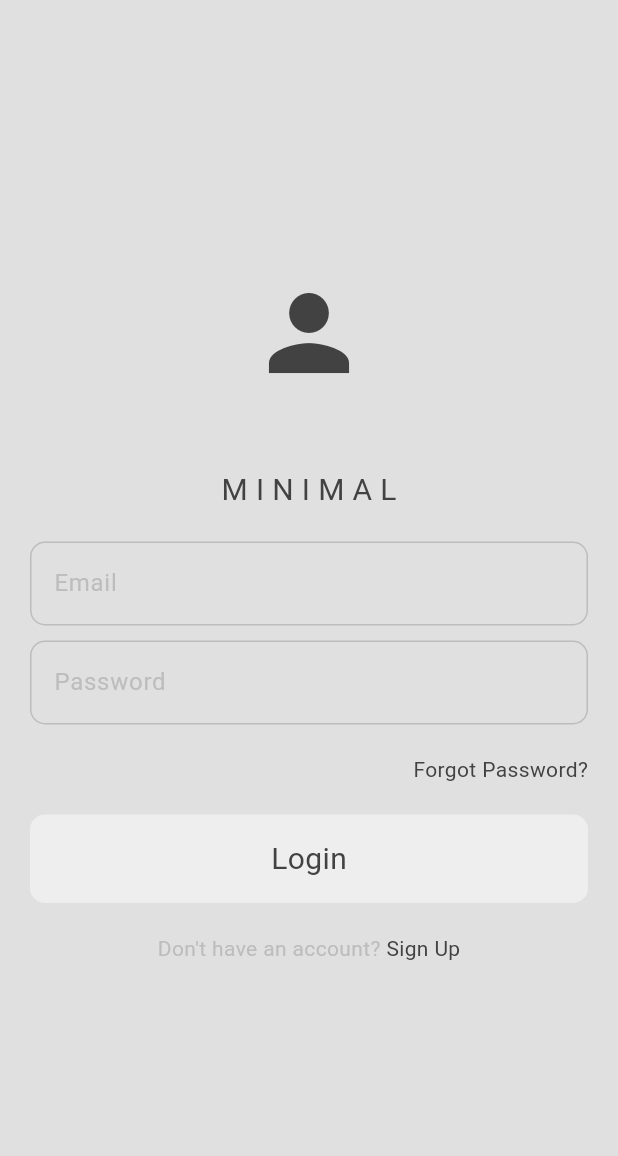
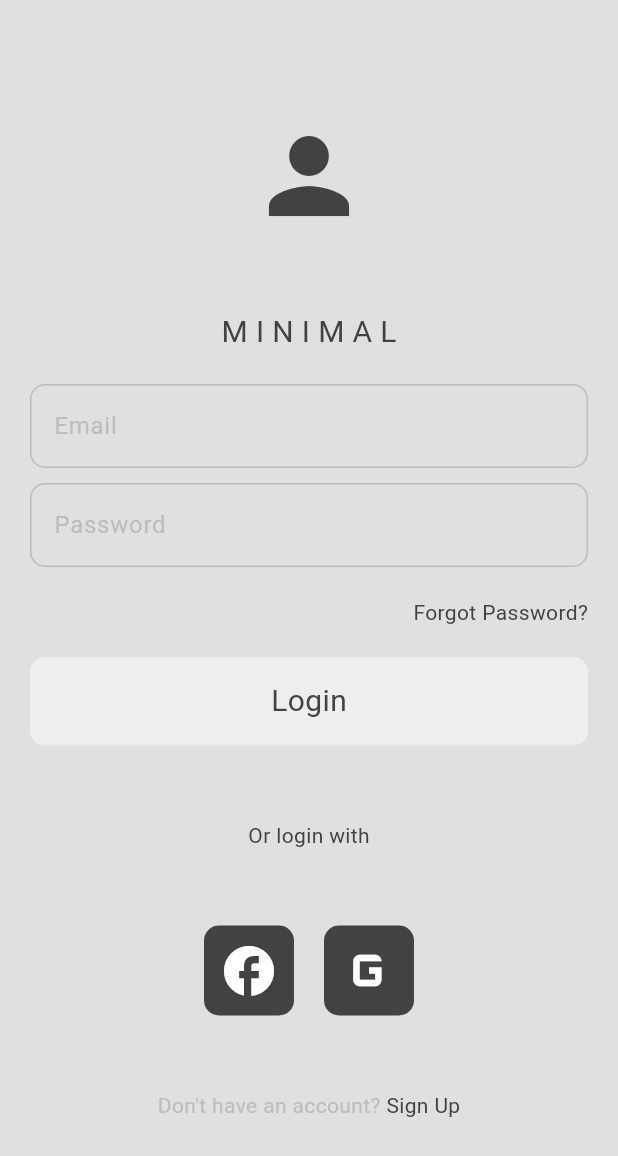
Before and after one commit to thanhNgan13/Minimal-Social-Media-App, a Flutter app: the screen it shows after launch, on a phone screen of 412 x 824 dp. Shown: the top 1156 px of the screen. Run offline on Flutter 3.47's test engine with Material 3 defaults, Android fonts, the phone set to English and light mode, and no system bars; our stand-ins replace firebase_auth, firebase_core, google_sign_in; accounts and stored records are empty.

Commit message:
Login with google

```diff
--- a/lib/main.dart
+++ b/lib/main.dart
@@ -1,7 +1,6 @@
 import 'package:firebase_core/firebase_core.dart';
 import 'package:flutter/material.dart';
 import 'package:minimal_social_media_app/auth/auth.dart';
-import 'package:minimal_social_media_app/auth/login_or_register.dart';
 import 'package:minimal_social_media_app/theme/light_mode.dart';
 
 void main() async {
@@ -25,7 +24,7 @@ class MyApp extends StatelessWidget {
       debugShowCheckedModeBanner: false,
       theme: lightMode,
       // darkTheme: darkMode,
-      home: AuthPage(),
+      home: const AuthPage(),
     );
   }
 }
--- a/lib/pages/login.dart
+++ b/lib/pages/login.dart
@@ -1,10 +1,10 @@
-import 'dart:ffi';
-
 import 'package:firebase_auth/firebase_auth.dart';
 import 'package:flutter/material.dart';
 import 'package:minimal_social_media_app/components/my_button.dart';
 import 'package:minimal_social_media_app/components/my_textfield.dart';
+import 'package:minimal_social_media_app/controllers/user_controller.dart';
 import 'package:minimal_social_media_app/helper/helper_function.dart';
+import 'package:minimal_social_media_app/pages/home.dart';
 
 class LoginPage extends StatefulWidget {
   // sự kiện khi nhấn nút đăng ki
@@ -31,7 +31,6 @@ class _LoginPageState extends State<LoginPage> {
       await FirebaseAuth.instance.signInWithEmailAndPassword(
           email: widget.emailcontroller.text,
           password: widget.passwordcontroller.text);
-
       if (context.mounted) Navigator.pop(context);
     } on FirebaseAuthException catch (e) {
       Navigator.pop(context);
@@ -46,6 +45,7 @@ class _LoginPageState extends State<LoginPage> {
         body: Center(
           child: Padding(
             padding: const EdgeInsets.all(20.0),
+            child: SingleChildScrollView(
               child: Column(
                 mainAxisAlignment: MainAxisAlignment.center,
                 children: [
@@ -91,7 +91,8 @@ class _LoginPageState extends State<LoginPage> {
                       Text(
                         "Forgot Password?",
                         style: TextStyle(
-                          color: Theme.of(context).colorScheme.inversePrimary),
+                            color:
+                                Theme.of(context).colorScheme.inversePrimary),
                       ),
                     ],
                   ),
@@ -102,7 +103,91 @@ class _LoginPageState extends State<LoginPage> {
                   MyButton(text: "Login", onPressed: login),
 
                   const SizedBox(
-                  height: 20,
+                    height: 50,
+                  ),
+
+                  Row(
+                    mainAxisAlignment: MainAxisAlignment.center,
+                    children: [
+                      Text("Or login with",
+                          style: TextStyle(
+                              color: Theme.of(context)
+                                  .colorScheme
+                                  .inversePrimary)),
+                    ],
+                  ),
+
+                  const SizedBox(
+                    height: 50,
+                  ),
+
+                  Row(
+                    mainAxisAlignment: MainAxisAlignment.center,
+                    children: [
+                      GestureDetector(
+                        onTap: () async {},
+                        child: Container(
+                          height: 60,
+                          width: 60,
+                          decoration: BoxDecoration(
+                              color:
+                                  Theme.of(context).colorScheme.inversePrimary,
+                              borderRadius: BorderRadius.circular(10)),
+                          child: const Icon(
+                            size: 40,
+                            Icons.facebook,
+                            color: Colors.white,
+                          ),
+                        ),
+                      ),
+                      const SizedBox(
+                        width: 20,
+                      ),
+                      GestureDetector(
+                        onTap: () async {
+                          showDialog(
+                              context: context,
+                              builder: (context) => const Center(
+                                    child: CircularProgressIndicator(),
+                                  ));
+                          try {
+                            UserController.loginWithGoogle();
+                            if (mounted) {
+                              Navigator.pop(context);
+                              displayMessageToUser("Success", context);
+                            }
+                          } on FirebaseAuthException catch (e) {
+                            // ignore: use_build_context_synchronously\
+                            Navigator.pop(context);
+                            print(e.toString());
+                            displayMessageToUser(e.toString(), context);
+                          } catch (e) {
+                            Navigator.pop(context);
+
+                            // ignore: use_build_context_synchronously
+                            print(e.toString());
+                            displayMessageToUser(e.toString(), context);
+                          }
+                        },
+                        child: Container(
+                          height: 60,
+                          width: 60,
+                          decoration: BoxDecoration(
+                              color:
+                                  Theme.of(context).colorScheme.inversePrimary,
+                              borderRadius: BorderRadius.circular(10)),
+                          child: const Icon(
+                            size: 50,
+                            Icons.g_mobiledata,
+                            color: Colors.white,
+                          ),
+                        ),
+                      ),
+                    ],
+                  ),
+
+                  const SizedBox(
+                    height: 50,
                   ),
 
                   Row(
@@ -127,6 +212,7 @@ class _LoginPageState extends State<LoginPage> {
                 ],
               ),
             ),
+          ),
         ));
   }
 }
--- a/pubspec.yaml
+++ b/pubspec.yaml
@@ -35,8 +35,9 @@ dependencies:
   # Use with the CupertinoIcons class for iOS style icons.
   cupertino_icons: ^1.0.2
   firebase_auth: ^4.17.4
-  cloud_firestore: 4.15.5
+  cloud_firestore: ^4.15.6
   firebase_core: ^2.25.4
+  google_sign_in: ^6.2.1
 
 dev_dependencies:
   flutter_test:
@@ -47,7 +48,7 @@ dev_dependencies:
   # activated in the `analysis_options.yaml` file located at the root of your
   # package. See that file for information about deactivating specific lint
   # rules and activating additional ones.
-  flutter_lints: ^2.0.0
+  flutter_lints: ^3.0.1
 
 # For information on the generic Dart part of this file, see the
 # following page: https://dart.dev/tools/pub/pubspec
```
Also changed, not shown: lib/auth/json/android/google-services.json (added, +29 -0 lines), lib/components/my_drawer.dart (+15 -7 lines), lib/controllers/user_controller.dart (added, +27 -0 lines), lib/pages/home.dart (+21 -16 lines), pubspec.lock, 2 other files. Lines whose indentation alone changed are shown as unchanged.
